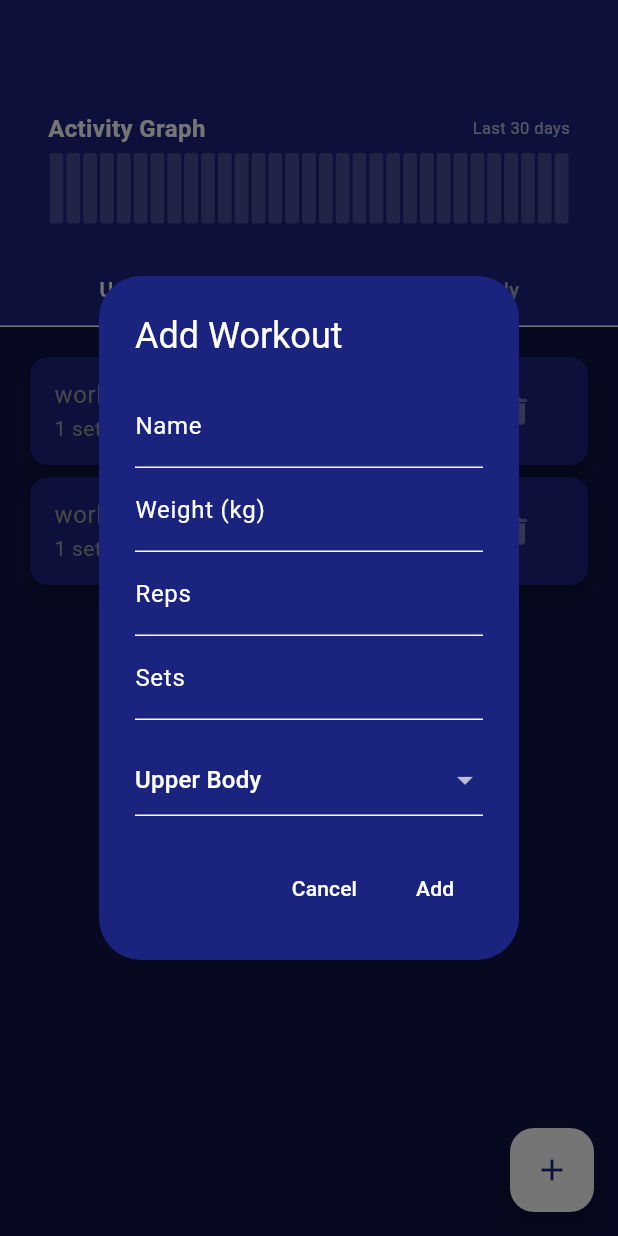
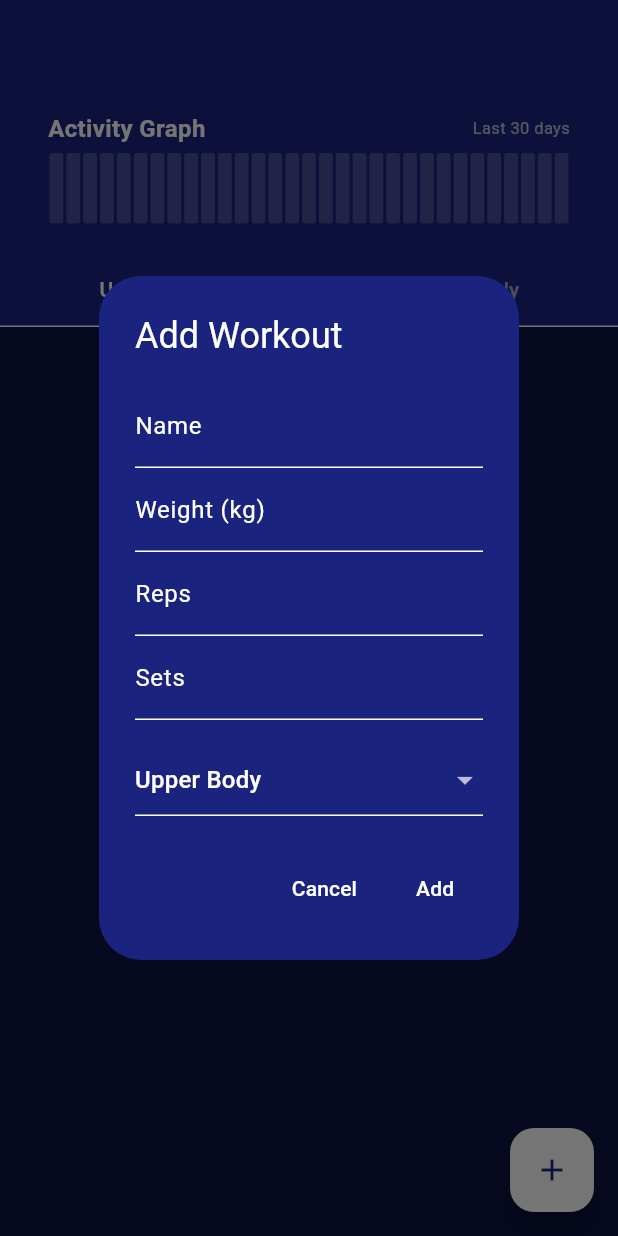
Before and after one commit to asonni/tracker_app, a Flutter app: the WorkoutListScreen screen opened directly, after a tap on the "add" icon, on a phone screen of 412 x 824 dp. Run offline on Flutter 3.47's test engine with Material 3 defaults, Android fonts, the phone set to English and light mode, and no system bars; our stand-ins replace flutter_hooks, flutter_riverpod, freezed_annotation, hooks_riverpod, introduction_screen, riverpod_annotation and 1 more; accounts and stored records are empty; generated files the repository leaves out were written again.

Commit message:
Section 2: Creating workout tab

```diff
--- /dev/null
+++ b/lib/core/constants.dart
@@ -0,0 +1 @@
+const hasSeenOnboardingInitialized = 'hasSeenOnboardingInitialized';
--- /dev/null
+++ b/lib/providers/onboarding_provider.dart
@@ -0,0 +1,8 @@
+import 'package:riverpod_annotation/riverpod_annotation.dart';
+
+part 'onboarding_provider.g.dart';
+
+@riverpod
+bool hasSeenOnboarding(Ref _) {
+  return false;
+}
--- a/lib/screens/workout_list_screen.dart
+++ b/lib/screens/workout_list_screen.dart
@@ -67,33 +67,67 @@ class WorkoutListScreen extends StatelessWidget {
   }
 }
 
-class _WorkoutList extends StatelessWidget {
+class _WorkoutList extends ConsumerWidget {
   final WorkoutType type;
 
   const _WorkoutList({required this.type});
 
   @override
-  Widget build(BuildContext context) {
+  Widget build(BuildContext context, WidgetRef ref) {
+    final unfilteredWorkout = ref.watch(workoutProvider);
+    final workouts = unfilteredWorkout
+        .where((workout) => workout.type == type)
+        .toList();
+
+    if (workouts.isEmpty) {
+      return const Center(child: Text('No workouts added yet.'));
+    }
+
     return ListView.builder(
       padding: const EdgeInsets.all(16),
-      itemCount: 2,
+      itemCount: workouts.length,
       itemBuilder: (context, index) {
+        final workout = workouts[index];
         return Card(
           child: ListTile(
             enabled: false,
-            title: const Text(
-              "workout 1",
-              style: TextStyle(color: Colors.grey),
+            title: Text(
+              workout.name,
+              style: TextStyle(
+                decoration: workout.isCompleted
+                    ? TextDecoration.lineThrough
+                    : TextDecoration.none,
+                color: workout.isCompleted ? Colors.grey : Colors.white,
+              ),
             ),
-            subtitle: const Text(
-              '1 sets',
-              style: TextStyle(color: Colors.grey),
+            subtitle: Text(
+              '${workout.sets} sets of ${workout.reps} reps at ${workout.weight} kg',
+              style: TextStyle(
+                decoration: workout.isCompleted
+                    ? TextDecoration.lineThrough
+                    : TextDecoration.none,
+                color: workout.isCompleted ? Colors.grey : Colors.white,
+              ),
             ),
             trailing: Row(
               mainAxisSize: MainAxisSize.min,
               children: [
-                Checkbox(value: false, onChanged: (_) {}),
-                IconButton(icon: const Icon(Icons.delete), onPressed: () {}),
+                Checkbox(
+                  value: workout.isCompleted,
+                  onChanged: (_) {
+                    ref
+                        .read(workoutProvider.notifier)
+                        .toggleWorkoutStatus(workout.id);
+                  },
+                ),
+                IconButton(
+                  icon: const Icon(Icons.delete),
+                  onPressed: () {
+                    ref
+                        .read(workoutProvider.notifier)
+                        .removeWorkout(workout.id);
+                  },
+                ),
               ],
             ),
           ),
--- a/lib/widgets/workout_form_dialog.dart
+++ b/lib/widgets/workout_form_dialog.dart
@@ -1,46 +1,36 @@
 import 'package:flutter/material.dart';
+import 'package:flutter_hooks/flutter_hooks.dart';
+import 'package:hooks_riverpod/hooks_riverpod.dart';
 
 import '../enums/workout_type.dart';
+import '../providers/workout_provider.dart';
 
-class WorkoutFormDialog extends StatefulWidget {
+class WorkoutFormDialog extends HookConsumerWidget {
   const WorkoutFormDialog({super.key});
+  @override
+  Widget build(BuildContext context, WidgetRef ref) {
+    final formKey = useMemoized(() => GlobalKey<FormState>());
+    final nameController = useTextEditingController();
+    final weightController = useTextEditingController();
+    final repsController = useTextEditingController();
+    final setsController = useTextEditingController();
+    final selectedType = useState(WorkoutType.upperBody);
 
-  @override
-  State<WorkoutFormDialog> createState() => _WorkoutFormDialogState();
-}
+    void submit() {
+      if (formKey.currentState?.validate() ?? false) {
+        ref
+            .read(workoutProvider.notifier)
+            .addWorkout(
+              name: nameController.text,
+              weight: double.tryParse(weightController.text) ?? 0,
+              reps: int.tryParse(repsController.text) ?? 0,
+              sets: int.tryParse(setsController.text) ?? 0,
+              type: selectedType.value,
+            );
+        Navigator.of(context).pop();
+      }
+    }
 
-class _WorkoutFormDialogState extends State<WorkoutFormDialog> {
-  final formKey = GlobalKey<FormState>();
-  late final TextEditingController nameController;
-  late final TextEditingController weightController;
-  late final TextEditingController repsController;
-  late final TextEditingController setsController;
-  WorkoutType selectedType = WorkoutType.upperBody;
-
-  @override
-  void initState() {
-    super.initState();
-    nameController = TextEditingController();
-    weightController = TextEditingController();
-    repsController = TextEditingController();
-    setsController = TextEditingController();
-  }
-
-  @override
-  void dispose() {
-    nameController.dispose();
-    weightController.dispose();
-    repsController.dispose();
-    setsController.dispose();
-    super.dispose();
-  }
-
-  void submitForm() {
-    // Your submit form logic here
-  }
-
-  @override
-  Widget build(BuildContext context) {
     return AlertDialog(
       title: const Text('Add Workout'),
       content: Form(
@@ -77,12 +67,10 @@ class _WorkoutFormDialogState extends State<WorkoutFormDialog> {
             ),
             const SizedBox(height: 16),
             DropdownButtonFormField<WorkoutType>(
-              initialValue: selectedType,
+              initialValue: selectedType.value,
               onChanged: (value) {
                 if (value != null) {
-                  setState(() {
-                    selectedType = value;
-                  });
+                  selectedType.value = value;
                 }
               },
               items: const [
@@ -104,7 +92,7 @@ class _WorkoutFormDialogState extends State<WorkoutFormDialog> {
           onPressed: () => Navigator.of(context).pop(),
           child: const Text('Cancel'),
         ),
-        TextButton(onPressed: submitForm, child: const Text('Add')),
+        TextButton(onPressed: submit, child: const Text('Add')),
       ],
     );
   }
```
Also changed, not shown: lib/main.dart (+22 -4 lines), lib/screens/onboarding_screen.dart (+8 -0 lines), lib/providers/onboarding_provider.g.dart (added).
